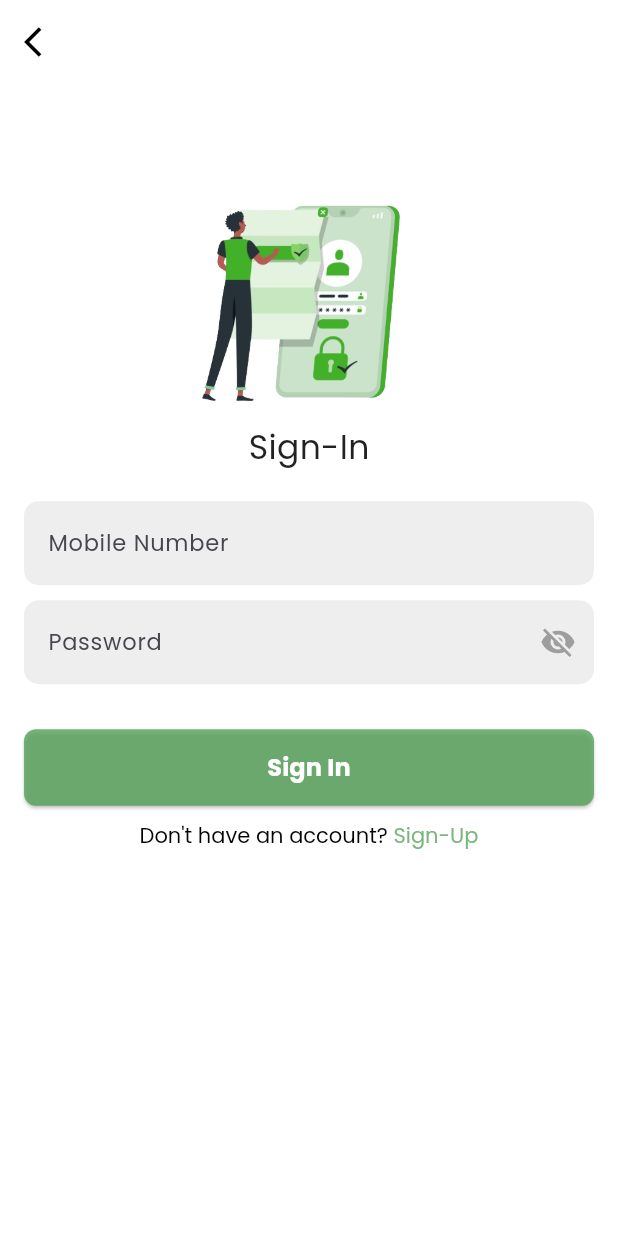
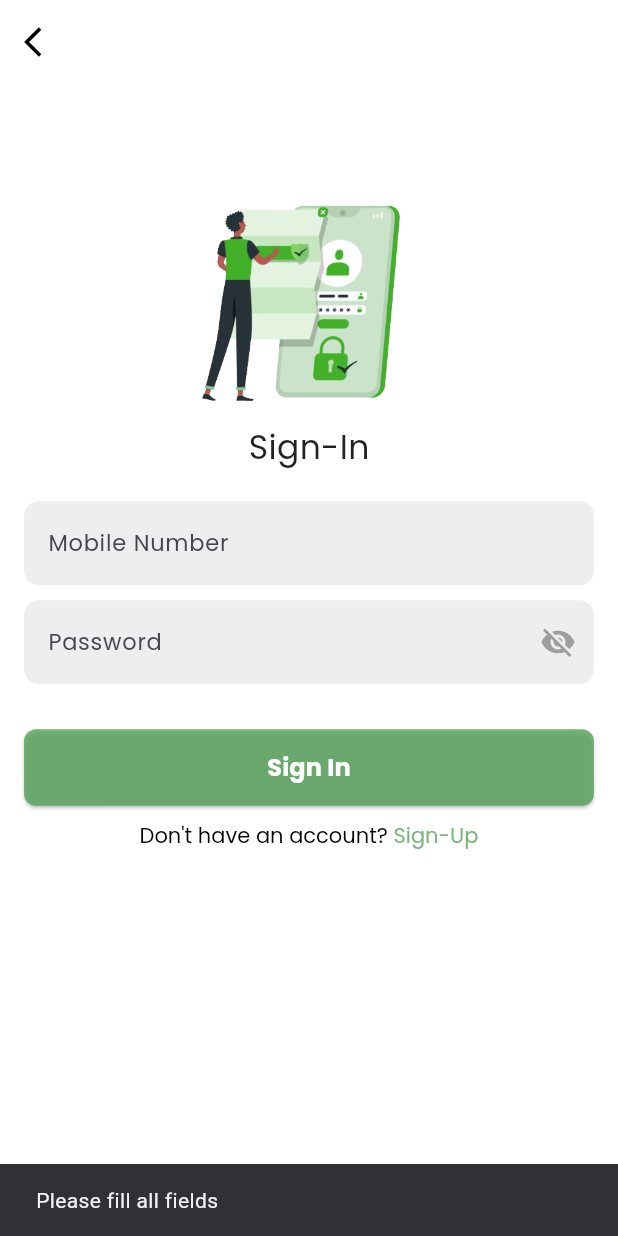
Before and after one commit to CpoohZchala/Dearo-Agro, a Flutter app: the SignInScreen screen opened by its route, after a tap on "Sign In", on a phone screen of 412 x 824 dp. Run offline on Flutter 3.47's test engine with Material 3 defaults, Android fonts, the light colour scheme and no system bars; our stand-ins replace file_picker, flutter_custom_clippers, google_fonts, google_nav_bar, image_picker; network calls fail.

Commit message:
updated signIn screen

```diff
--- a/lib/screens/forms/signIn_screen.dart
+++ b/lib/screens/forms/signIn_screen.dart
@@ -1,3 +1,4 @@
+import 'package:farmeragriapp/screens/dialogBox/welcomBox.dart';
 import 'package:flutter/gestures.dart';
 import 'package:flutter/material.dart';
 import 'package:google_fonts/google_fonts.dart';
@@ -17,6 +18,13 @@
   final TextEditingController passwordController = TextEditingController();
 
   Future<void> signIn() async {
+    if (mobileController.text.isEmpty || passwordController.text.isEmpty) {
+      ScaffoldMessenger.of(context).showSnackBar(
+        SnackBar(content: Text("Please fill all fields")),
+      );
+      return;
+    }
+
     var url = Uri.parse('http://192.168.8.125:5000/api/auth/signin');
     var response = await http.post(
       url,
@@ -28,18 +36,30 @@
     );
 
     if (response.statusCode == 200) {
+
       var data = json.decode(response.body);
-      String role = data['role'];
+      String? userType = data['userType'];  // Correct field name based on the API response
+      print(data);  // Log the response to check its structure
 
-      if (role == 'Farmer') {
-        Navigator.pushNamed(context, "/fdashboard");
-      } else if (role == 'Marketing Officer') {
-        Navigator.pushNamed(context, "/marketingOfficerDashboard");
-      } else if (role == 'Super Admin') {
-        Navigator.pushNamed(context, "/adminDashboard");
+
+
+      if (userType!= null) {
+        if (userType == 'Farmer') {
+          showWelcomeDialog(context);
+        } else if (userType == 'Marketing Officer') {
+          Navigator.pushNamed(context, "/marketingOfficerDashboard");
+        } else if (userType== 'Super Admin') {
+          Navigator.pushNamed(context, "/adminDashboard");
+        } else {
+          ScaffoldMessenger.of(context).showSnackBar(
+            SnackBar(content: Text("Invalid role: $userType")),
+          );
+        }
       }
     } else {
-      print("Error signing in: ${response.body}");
+      ScaffoldMessenger.of(context).showSnackBar(
+        SnackBar(content: Text("Error signing in: ${response.body}")),
+      );
     }
   }
 
@@ -89,68 +109,10 @@
                   const SizedBox(height: 20),
 
                   // Mobile Number TextField
-                  Padding(
-                    padding: const EdgeInsets.only(bottom: 10),
-                    child: TextField(
-                      controller: mobileController,
-                      decoration: InputDecoration(
-                        labelText: "Mobile Number",
-                        labelStyle: GoogleFonts.poppins(fontSize: 15),
-                        filled: true,
-                        fillColor: Colors.grey[200],
-                        border: OutlineInputBorder(
-                          borderRadius: BorderRadius.circular(10),
-                          borderSide: BorderSide.none,
-                        ),
-                        focusedBorder: OutlineInputBorder(
-                          borderRadius: BorderRadius.circular(10),
-                          borderSide: const BorderSide(
-                            color: Color.fromRGBO(87, 164, 91, 0.8),
-                            width: 2,
-                          ),
-                        ),
-                      ),
-                    ),
-                  ),
+                  _buildTextField(mobileController, "Mobile Number"),
 
                   // Password TextField
-                  Padding(
-                    padding: const EdgeInsets.only(bottom: 10),
-                    child: TextField(
-                      controller: passwordController,
-                      obscureText: !_isPasswordVisible,
-                      decoration: InputDecoration(
-                        labelText: "Password",
-                        labelStyle: GoogleFonts.poppins(fontSize: 15),
-                        suffixIcon: IconButton(
-                          icon: Icon(
-                            _isPasswordVisible
-                                ? Icons.visibility
-                                : Icons.visibility_off,
-                            color: Colors.grey,
-                          ),
-                          onPressed: () {
-                            setState(() {
-                              _isPasswordVisible = !_isPasswordVisible;
-                            });
-                          },
-                        ),
-                        filled: true,
-                        fillColor: Colors.grey[200],
-                        border: OutlineInputBorder(
-                          borderRadius: BorderRadius.circular(10),
-                          borderSide: BorderSide.none,
-                        ),
-                        focusedBorder: OutlineInputBorder(
-                          borderRadius: BorderRadius.circular(10),
-                          borderSide: const BorderSide(
-                            color: Color.fromRGBO(87, 164, 91, 0.8),
-                            width: 2,
-                          ),
-                        ),
-                      ),
-                    ),
-                  ),
+                  _buildPasswordField(passwordController, "Password"),
 
                   const SizedBox(height: 20),
 
@@ -179,6 +141,7 @@
 
                   const SizedBox(height: 10),
 
+                  // Sign-Up Navigation
                   RichText(
                     text: TextSpan(
                       text: "Don't have an account? ",
@@ -204,4 +167,63 @@
       ),
     );
   }
+
+  Widget _buildTextField(TextEditingController controller, String label) {
+    return Padding(
+      padding: const EdgeInsets.only(bottom: 10),
+      child: TextField(
+        controller: controller,
+        decoration: InputDecoration(
+          labelText: label,
+          labelStyle: GoogleFonts.poppins(fontSize: 15),
+          filled: true,
+          fillColor: Colors.grey[200],
+          border: OutlineInputBorder(
+            borderRadius: BorderRadius.circular(10),
+            borderSide: BorderSide.none,
+          ),
+          focusedBorder: OutlineInputBorder(
+            borderRadius: BorderRadius.circular(10),
+            borderSide: const BorderSide(
+                color: Color.fromRGBO(87, 164, 91, 0.8), width: 2),
+          ),
+        ),
+      ),
+    );
+  }
+
+  Widget _buildPasswordField(TextEditingController controller, String label) {
+    return Padding(
+      padding: const EdgeInsets.only(bottom: 10),
+      child: TextField(
+        controller: controller,
+        obscureText: !_isPasswordVisible,
+        decoration: InputDecoration(
+          labelText: label,
+          labelStyle: GoogleFonts.poppins(fontSize: 15),
+          suffixIcon: IconButton(
+            onPressed: () {
+              setState(() {
+                _isPasswordVisible = !_isPasswordVisible;
+              });
+            },
+            icon: Icon(
+                _isPasswordVisible ? Icons.visibility : Icons.visibility_off,
+                color: Colors.grey),
+          ),
+          filled: true,
+          fillColor: Colors.grey[200],
+          border: OutlineInputBorder(
+            borderRadius: BorderRadius.circular(10),
+            borderSide: BorderSide.none,
+          ),
+          focusedBorder: OutlineInputBorder(
+            borderRadius: BorderRadius.circular(10),
+            borderSide: const BorderSide(
+                color: Color.fromRGBO(87, 164, 91, 0.8), width: 2),
+          ),
+        ),
+      ),
+    );
+  }
 }
--- a/pubspec.yaml
+++ b/pubspec.yaml
@@ -21,6 +21,7 @@
   http: ^1.3.0
   image_picker: ^1.1.2
   open_file: ^3.5.10
+  shared_preferences: ^2.5.3
   standard_searchbar: ^2.1.1
 
 dev_dependencies:
```
Also changed, not shown: lib/screens/dialogBox/success_dialog.dart (added, +47 -0 lines), lib/screens/dialogBox/welcomBox.dart (added, +43 -0 lines), lib/screens/forms/signUp_screen.dart (+22 -35 lines), lib/screens/views/profile.dart (+59 -13 lines), lib/data/models/user_model.dart (deleted), lib/screens/views/farmerProfile.dart (deleted), pubspec.lock, 2 other files.
